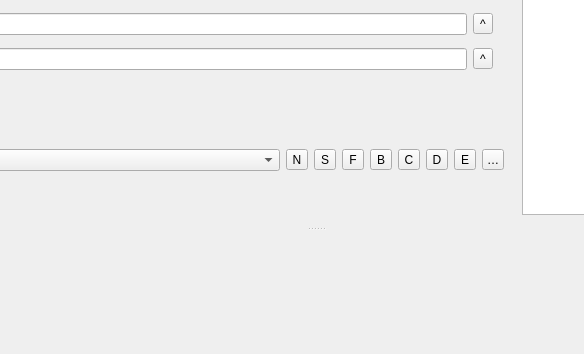
This is mainwindow.ui in ic005k/Xplist as Qt 5 draws it before an edit; both pictures show x 157 to 741 and y 349 to 703 of the 946 by 703 pixel window. The edited form follows.
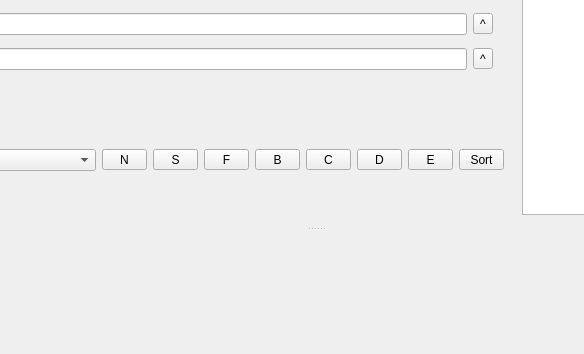
This is the edited form. Icons and pictures are not drawn.

What changed in the file:
```diff
--- a/mainwindow.ui
+++ b/mainwindow.ui
@@ -279,7 +279,7 @@
         <widget class="QToolButton" name="btnChild">
          <property name="maximumSize">
           <size>
-           <width>22</width>
+           <width>45</width>
            <height>16777215</height>
           </size>
          </property>
@@ -292,7 +292,7 @@
         <widget class="QToolButton" name="btnBrother">
          <property name="maximumSize">
           <size>
-           <width>22</width>
+           <width>45</width>
            <height>16777215</height>
           </size>
          </property>
@@ -305,7 +305,7 @@
         <widget class="QToolButton" name="btnSort">
          <property name="maximumSize">
           <size>
-           <width>22</width>
+           <width>45</width>
            <height>16777215</height>
           </size>
          </property>
@@ -318,7 +318,7 @@
         <widget class="QToolButton" name="btnExpand">
          <property name="maximumSize">
           <size>
-           <width>22</width>
+           <width>45</width>
            <height>16777215</height>
           </size>
          </property>
@@ -331,7 +331,7 @@
         <widget class="QToolButton" name="btnNew">
          <property name="maximumSize">
           <size>
-           <width>22</width>
+           <width>45</width>
            <height>16777215</height>
           </size>
          </property>
@@ -344,7 +344,7 @@
         <widget class="QToolButton" name="btnDel">
          <property name="maximumSize">
           <size>
-           <width>22</width>
+           <width>45</width>
            <height>16777215</height>
           </size>
          </property>
@@ -357,7 +357,7 @@
         <widget class="QToolButton" name="btnFind_Tool">
          <property name="maximumSize">
           <size>
-           <width>22</width>
+           <width>45</width>
            <height>16777215</height>
           </size>
          </property>
@@ -370,7 +370,7 @@
         <widget class="QToolButton" name="btnSave">
          <property name="maximumSize">
           <size>
-           <width>22</width>
+           <width>45</width>
            <height>16777215</height>
           </size>
          </property>
```
Left out of the diff: 2 changed lines with no effect on the pictures.
